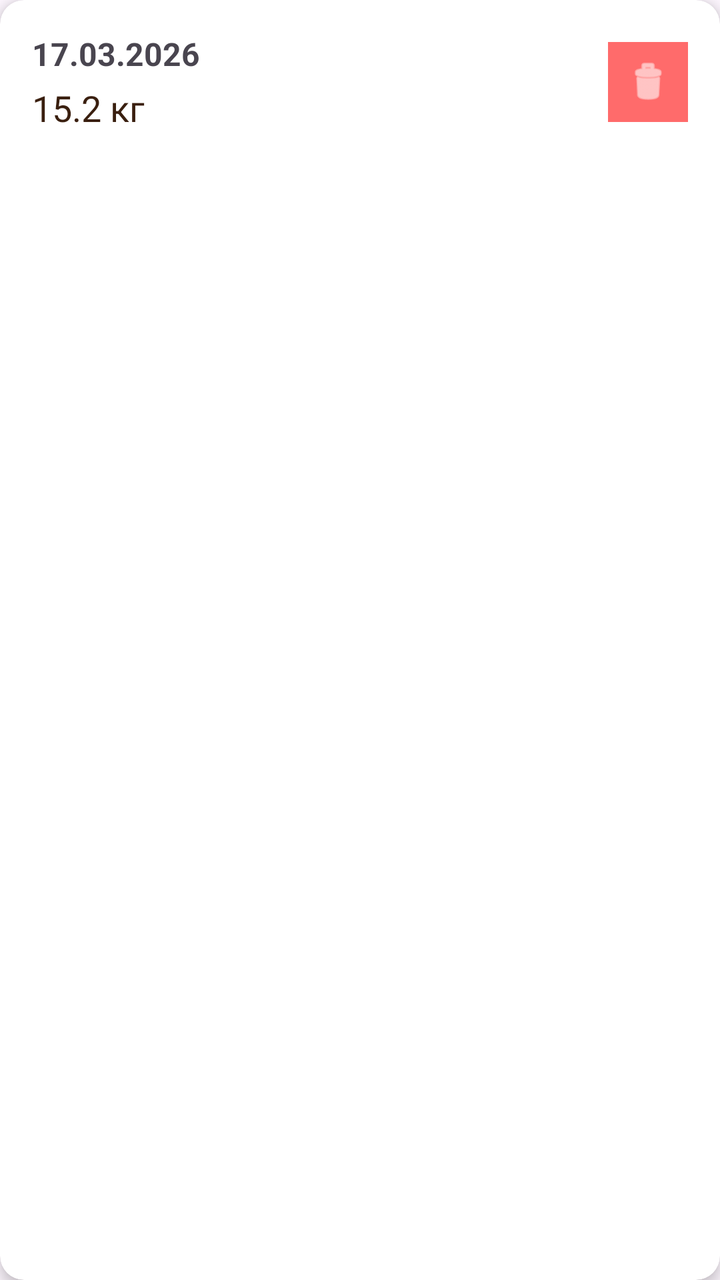
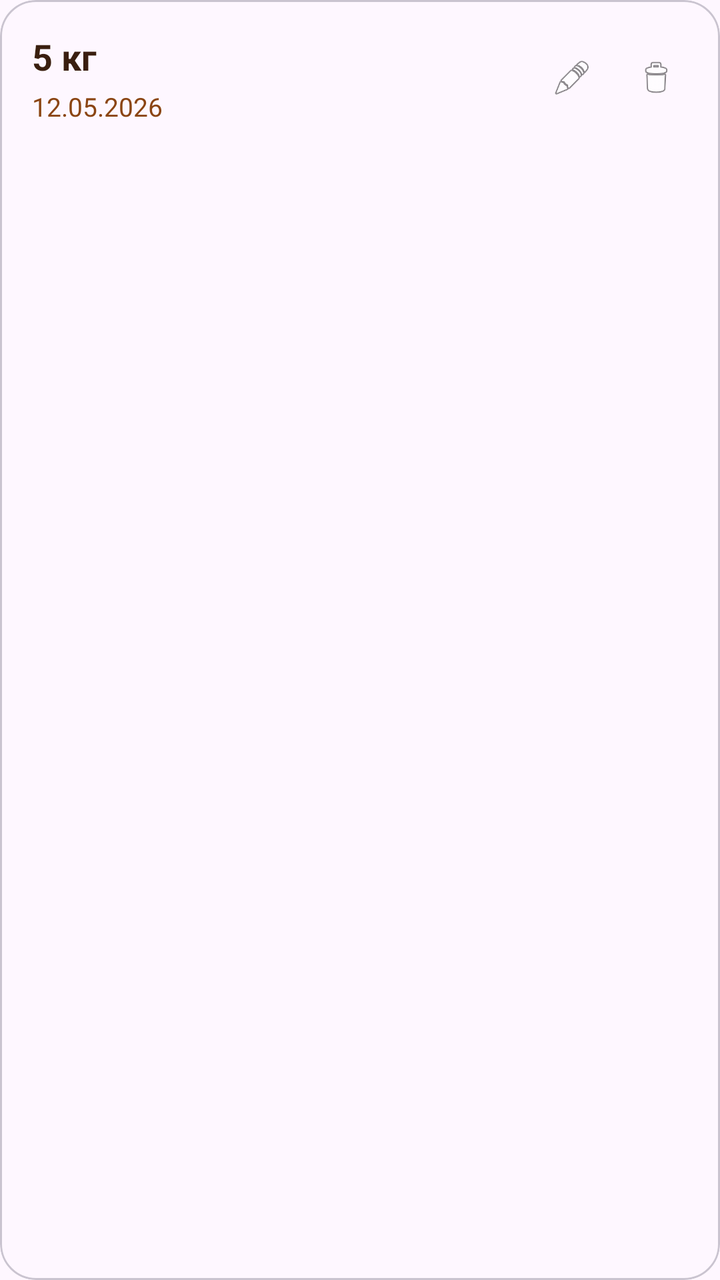

Compare the two renders of this Android layout. The source of the first and the diff that turns it into the second are given below.
<!-- AndroidManifest.xml: application theme Theme.MyPet -->
<!-- res/layout/item_measurement.xml -->
<?xml version="1.0" encoding="utf-8"?>
<androidx.cardview.widget.CardView xmlns:android="http://schemas.android.com/apk/res/android"
    xmlns:app="http://schemas.android.com/apk/res-auto"
    android:layout_width="match_parent"
    android:layout_height="wrap_content"
    app:cardCornerRadius="12dp"
    app:cardElevation="4dp"
    android:layout_margin="8dp">

    <LinearLayout
        android:layout_width="match_parent"
        android:layout_height="wrap_content"
        android:orientation="horizontal"
        android:gravity="center_vertical"
        android:padding="16dp">

        <LinearLayout
            android:layout_width="0dp"
            android:layout_height="wrap_content"
            android:layout_weight="1"
            android:orientation="vertical">

            <TextView
                android:id="@+id/tvDate"
                android:layout_width="match_parent"
                android:layout_height="wrap_content"
                android:text="17.03.2026"
                android:textSize="16sp"
                android:textStyle="bold" />

            <TextView
                android:id="@+id/tvValue"
                android:layout_width="match_parent"
                android:layout_height="wrap_content"
                android:text="15.2 кг"
                android:textSize="18sp"
                android:textColor="#3A1F0F"
                android:layout_marginTop="4dp" />

        </LinearLayout>

        <ImageView
            android:id="@+id/ivDelete"
            android:layout_width="40dp"
            android:layout_height="40dp"
            android:src="@android:drawable/ic_menu_delete"
            android:background="#FF6B6B"
            android:padding="8dp"
            app:tint="#FFF" />

    </LinearLayout>

</androidx.cardview.widget.CardView>
<!-- resources referenced by this layout -->
<resources>
  <style name="Theme.MyPet" parent="Base.Theme.MyPet" />
  <style name="Base.Theme.MyPet" parent="Theme.Material3.DayNight.NoActionBar">
          
          
      </style>
</resources>

<!-- the commit's change to res/layout/item_measurement.xml (unified diff, before → after) -->
@@ -1,18 +1,18 @@
 <?xml version="1.0" encoding="utf-8"?>
-<androidx.cardview.widget.CardView xmlns:android="http://schemas.android.com/apk/res/android"
+<com.google.android.material.card.MaterialCardView
+    xmlns:android="http://schemas.android.com/apk/res/android"
     xmlns:app="http://schemas.android.com/apk/res-auto"
     android:layout_width="match_parent"
     android:layout_height="wrap_content"
-    app:cardCornerRadius="12dp"
-    app:cardElevation="4dp"
-    android:layout_margin="8dp">
+    android:layout_marginBottom="10dp"
+    app:cardCornerRadius="18dp">
 
     <LinearLayout
         android:layout_width="match_parent"
         android:layout_height="wrap_content"
         android:orientation="horizontal"
-        android:gravity="center_vertical"
-        android:padding="16dp">
+        android:padding="16dp"
+        android:gravity="center_vertical">
 
         <LinearLayout
             android:layout_width="0dp"
@@ -21,33 +21,38 @@
             android:orientation="vertical">
 
             <TextView
-                android:id="@+id/tvDate"
-                android:layout_width="match_parent"
-                android:layout_height="wrap_content"
-                android:text="17.03.2026"
-                android:textSize="16sp"
-                android:textStyle="bold" />
+                android:id="@+id/tvValue"
+                android:text="5 кг"
+                android:textSize="18sp"
+                android:textStyle="bold"
+                android:textColor="#3A1F0F"
+                android:layout_width="wrap_content"
+                android:layout_height="wrap_content"/>
 
             <TextView
-                android:id="@+id/tvValue"
-                android:layout_width="match_parent"
+                android:id="@+id/tvDate"
+                android:text="12.05.2026"
+                android:textSize="13sp"
+                android:textColor="#8B4513"
+                android:layout_width="wrap_content"
                 android:layout_height="wrap_content"
-                android:text="15.2 кг"
-                android:textSize="18sp"
-                android:textColor="#3A1F0F"
-                android:layout_marginTop="4dp" />
-
+                android:layout_marginTop="4dp"/>
         </LinearLayout>
 
         <ImageView
+            android:id="@+id/ivEdit"
+            android:layout_width="32dp"
+            android:layout_height="32dp"
+            android:src="@android:drawable/ic_menu_edit"
+            android:padding="6dp"/>
+
+        <ImageView
             android:id="@+id/ivDelete"
-            android:layout_width="40dp"
-            android:layout_height="40dp"
+            android:layout_width="32dp"
+            android:layout_height="32dp"
+            android:layout_marginStart="10dp"
             android:src="@android:drawable/ic_menu_delete"
-            android:background="#FF6B6B"
-            android:padding="8dp"
-            app:tint="#FFF" />
-
+            android:padding="6dp"/>
     </LinearLayout>
 
-</androidx.cardview.widget.CardView>
+</com.google.android.material.card.MaterialCardView>
